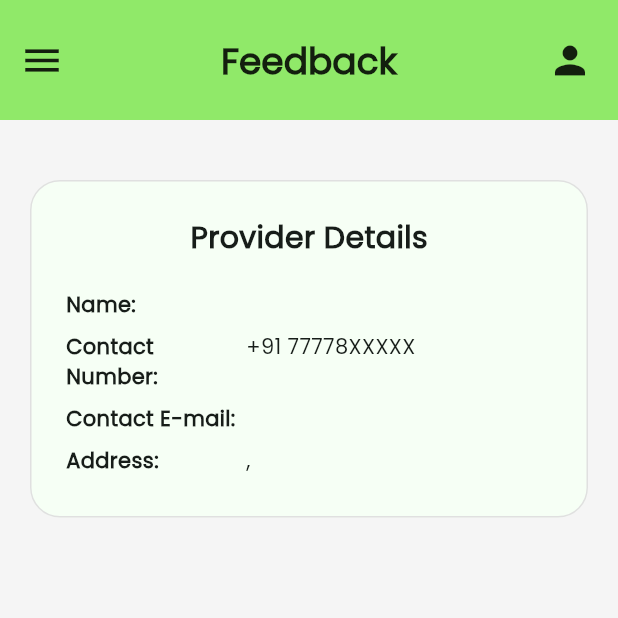
After one commit to 4242x/simplemeals, a Flutter app: the InstitutionDashboard screen opened directly, scrolled down 89 dp, after a tap on "Click to view more →", on a phone screen of 412 x 824 dp, the top half of it. The commit adds this screen. Run offline on Flutter 3.47's test engine with Material 3 defaults, Android fonts, the phone set to English and light mode, and no system bars; our stand-ins replace cloud_firestore, firebase_auth, firebase_core, flutter_gemini; accounts and stored records are empty.

Commit message:
dummy Institution Feedback screen

```diff
--- a/lib/screens/institution/institution_account_screen.dart
+++ b/lib/screens/institution/institution_account_screen.dart
@@ -22,7 +22,6 @@ class _InstitutionAccountScreenState extends State<InstitutionAccountScreen> {
   String _providerContact = 'N/A';
   String _providerEmail = 'N/A';
   String _providerAddress = 'N/A';
-
 
   @override
   void initState() {
--- a/lib/screens/institution/institution_dashboard.dart
+++ b/lib/screens/institution/institution_dashboard.dart
@@ -3,6 +3,7 @@ import 'package:cloud_firestore/cloud_firestore.dart';
 import 'package:firebase_auth/firebase_auth.dart';
 import 'package:simplemeals/landing_page.dart';
 import 'package:simplemeals/screens/institution/institution_account_screen.dart';
+import 'package:simplemeals/screens/institution/institution_feedback.dart';
 import 'package:simplemeals/screens/institution/menu_planner_screen.dart';
 
 class InstitutionDashboard extends StatefulWidget {
@@ -36,8 +37,8 @@ class _InstitutionDashboardState extends State<InstitutionDashboard> {
       final instituteDocFuture = FirebaseFirestore.instance.collection('institutes').doc(user.uid).get();
 
       final results = await Future.wait([userDocFuture, instituteDocFuture]);
-      final userDoc = results[0] as DocumentSnapshot<Map<String, dynamic>>;
-      final instituteDoc = results[1] as DocumentSnapshot<Map<String, dynamic>>;
+      final userDoc = results[0];
+      final instituteDoc = results[1];
 
       if (mounted) {
         setState(() {
@@ -216,7 +217,7 @@ class _InstitutionDashboardState extends State<InstitutionDashboard> {
                   else
                   ..._todaysMenu.entries.map((entry) {
                     return _menuItem(entry.key, entry.value);
-                  }).toList(),
+                  }),
                   const SizedBox(height: 12),
                   Center(
                     child: GestureDetector(
@@ -360,10 +361,16 @@ class _InstitutionDashboardState extends State<InstitutionDashboard> {
                   ),
                 ),
                 const SizedBox(height: 16),
-                const Center(
-                  child: Text(
-                    'Click to view more →',
-                    style: TextStyle(color: Colors.black54),
+                GestureDetector(
+                  onTap: () =>  Navigator.push(
+                context,
+                MaterialPageRoute(builder: (context) => const InstitutionFeedbackScreen()),
+              ),
+                  child: const Center(
+                    child: Text(
+                      'Click to view more →',
+                      style: TextStyle(color: Colors.black54),
+                    ),
                   ),
                 ),
               ],
--- /dev/null
+++ b/lib/screens/institution/institution_feedback.dart
@@ -0,0 +1,195 @@
+import 'package:flutter/material.dart';
+import 'package:cloud_firestore/cloud_firestore.dart';
+import 'package:firebase_auth/firebase_auth.dart';
+
+class InstitutionFeedbackScreen extends StatefulWidget {
+  const InstitutionFeedbackScreen({super.key});
+
+  @override
+  State<InstitutionFeedbackScreen> createState() => _InstitutionFeedbackScreenState();
+}
+
+class _InstitutionFeedbackScreenState extends State<InstitutionFeedbackScreen> {
+  bool _isLoading = true;
+  List<Map<String, dynamic>> _feedbackList = [];
+  Map<String, dynamic>? _providerDetails;
+
+  @override
+  void initState() {
+    super.initState();
+    _fetchData();
+  }
+
+  Future<void> _fetchData() async {
+    final user = FirebaseAuth.instance.currentUser;
+    if (user == null) {
+      if (mounted) setState(() => _isLoading = false);
+      return;
+    }
+
+    try {
+      // Fetch feedback for the current institution
+      final feedbackSnapshot = await FirebaseFirestore.instance
+          .collection('feedback')
+          .where('institutionId', isEqualTo: user.uid)
+          .get();
+
+      _feedbackList = feedbackSnapshot.docs.map((doc) => doc.data()).toList();
+
+      // Fetch provider details
+      final instituteDoc = await FirebaseFirestore.instance.collection('institutes').doc(user.uid).get();
+      final providerId = instituteDoc.data()?['profile']?['providerId'];
+
+      if (providerId != null) {
+        final providerUserDoc = await FirebaseFirestore.instance.collection('users').doc(providerId).get();
+        _providerDetails = providerUserDoc.data();
+      }
+
+      if (mounted) {
+        setState(() => _isLoading = false);
+      }
+    } catch (e) {
+      // ignore: avoid_print
+      print("Error fetching data: $e");
+      if (mounted) setState(() => _isLoading = false);
+    }
+  }
+
+  @override
+  Widget build(BuildContext context) {
+    return Scaffold(
+      backgroundColor: Colors.grey[100],
+      appBar: AppBar(
+        backgroundColor: const Color(0xFF90E969),
+        elevation: 0,
+        toolbarHeight: 80,
+        leading: IconButton(
+          icon: const Icon(Icons.menu, color: Colors.black87, size: 30),
+          onPressed: () {},
+        ),
+        title: const Center(
+          child: Text(
+            'Feedback',
+            style: TextStyle(
+              fontSize: 24,
+              fontWeight: FontWeight.bold,
+              color: Colors.black87,
+            ),
+          ),
+        ),
+        actions: [
+          IconButton(
+            icon: const Icon(Icons.person, color: Colors.black87, size: 30),
+            onPressed: () {},
+          ),
+          const SizedBox(width: 8),
+        ],
+      ),
+      body: _isLoading
+          ? const Center(child: CircularProgressIndicator())
+          : ListView(
+              padding: const EdgeInsets.all(16.0),
+              children: [
+                ..._feedbackList.map((feedback) => _buildFeedbackCard(feedback)),
+                const SizedBox(height: 20),
+                if (_providerDetails != null) _buildProviderDetailsCard(),
+              ],
+            ),
+    );
+  }
+
+  Widget _buildFeedbackCard(Map<String, dynamic> feedback) {
+    final bool isSatisfied = feedback['status'] == 'Satisfied';
+    return Card(
+      color: const Color.fromARGB(255, 246, 255, 245),
+      elevation: 0,
+      shape: RoundedRectangleBorder(
+        borderRadius: BorderRadius.circular(20),
+        side: BorderSide(color: Colors.grey[300]!),
+      ),
+      margin: const EdgeInsets.only(bottom: 16),
+      child: Padding(
+        padding: const EdgeInsets.all(16.0),
+        child: Row(
+          crossAxisAlignment: CrossAxisAlignment.start,
+          children: [
+            const Icon(Icons.account_circle, size: 40, color: Colors.grey),
+            const SizedBox(width: 16),
+            Expanded(
+              child: Column(
+                crossAxisAlignment: CrossAxisAlignment.start,
+                children: [
+                  Text(
+                    feedback['name'] ?? 'N/A',
+                    style: const TextStyle(fontWeight: FontWeight.bold, fontSize: 16),
+                  ),
+                  const SizedBox(height: 4),
+                  Row(
+                    children: [
+                      const Text('Status: '),
+                      Text(
+                        feedback['status'] ?? 'N/A',
+                        style: TextStyle(
+                          color: isSatisfied ? Colors.green : Colors.red,
+                          fontWeight: FontWeight.bold,
+                        ),
+                      ),
+                    ],
+                  ),
+                  const SizedBox(height: 4),
+                  Text('Comments: ${feedback['comments'] ?? 'N/A'}'),
+                ],
+              ),
+            ),
+          ],
+        ),
+      ),
+    );
+  }
+
+  Widget _buildProviderDetailsCard() {
+    return Card(
+      color: const Color.fromARGB(255, 246, 255, 245),
+      elevation: 0,
+      shape: RoundedRectangleBorder(
+        borderRadius: BorderRadius.circular(20),
+        side: BorderSide(color: Colors.grey[300]!),
+      ),
+      child: Padding(
+        padding: const EdgeInsets.all(24.0),
+        child: Column(
+          crossAxisAlignment: CrossAxisAlignment.start,
+          children: [
+            const Center(
+              child: Text(
+                "Provider Details",
+                style: TextStyle(fontSize: 20, fontWeight: FontWeight.bold),
+              ),
+            ),
+            const SizedBox(height: 16),
+            _buildDetailRow('Name:', _providerDetails?['providerId'] ?? 'N/A'),
+            _buildDetailRow('Contact Number:', '+91 77778XXXXX'), // Placeholder
+            _buildDetailRow('Contact E-mail:', _providerDetails?['email']?.replaceFirst('@simplemeals.fake', '') ?? 'N/A'),
+            _buildDetailRow('Address:', '${_providerDetails?['city']}, ${_providerDetails?['state']}'),
+          ],
+        ),
+      ),
+    );
+  }
+
+  Widget _buildDetailRow(String label, String value) {
+    return Padding(
+      padding: const EdgeInsets.symmetric(vertical: 4.0),
+      child: Row(
+        crossAxisAlignment: CrossAxisAlignment.start,
+        children: [
+          SizedBox(
+            width: 120,
+            child: Text(label, style: const TextStyle(fontWeight: FontWeight.bold)),
+          ),
+          Expanded(child: Text(value)),
+        ],
+      ),
+    );
+  }
+}
--- a/lib/screens/institution/login_screen.dart
+++ b/lib/screens/institution/login_screen.dart
@@ -45,7 +45,7 @@ class _InstitutionLoginScreenState extends State<InstitutionLoginScreen> {
       }
 
       final data = snapshot.data();
-      final role = data?['role'] ?? data?['type'] ?? null;
+      final role = data?['role'] ?? data?['type'];
 
       if (role != 'institute') {
         throw Exception("You are not registered as an Institution.");
--- a/lib/screens/institution/menu_planner_screen.dart
+++ b/lib/screens/institution/menu_planner_screen.dart
@@ -15,7 +15,7 @@ class _MenuPlannerScreenState extends State<MenuPlannerScreen> {
   bool _isLoading = true;
   bool _isSaving = false;
   Map<String, dynamic> _providerInventory = {};
-  Map<String, TextEditingController> _menuItemControllers = {};
+  final Map<String, TextEditingController> _menuItemControllers = {};
   final TextEditingController _menuTitleController = TextEditingController();
   String? _nutritionalAnalysis;
 
--- a/lib/screens/provider/provider_dashboard.dart
+++ b/lib/screens/provider/provider_dashboard.dart
@@ -36,8 +36,8 @@ class _ProviderDashboardState extends State<ProviderDashboard> {
 
       final results = await Future.wait([userDocFuture, providerDocFuture]);
 
-      final userDoc = results[0] as DocumentSnapshot<Map<String, dynamic>>;
-      final providerDoc = results[1] as DocumentSnapshot<Map<String, dynamic>>;
+      final userDoc = results[0];
+      final providerDoc = results[1];
 
       if (mounted) {
         final Map<String, dynamic> fullInventory = Map<String, dynamic>.from(providerDoc.data()?['inventory'] ?? {});
@@ -372,7 +372,7 @@ class _ProviderDashboardState extends State<ProviderDashboard> {
                         Colors.grey[200]!,
                       ),
                     );
-                  }).toList(),
+                  }),
                 const SizedBox(height: 12),
                 Center(
                   child: GestureDetector(
--- a/lib/screens/student/login_screen.dart
+++ b/lib/screens/student/login_screen.dart
@@ -46,7 +46,7 @@ class _StudentLoginScreenState extends State<StudentLoginScreen> {
       }
 
       final data = snapshot.data();
-      final role = data?['role'] ?? data?['type'] ?? null;
+      final role = data?['role'] ?? data?['type'];
 
       if (role != 'student') {
         throw Exception("You are not registered as a Student.");
--- a/lib/screens/student/signup_screen.dart
+++ b/lib/screens/student/signup_screen.dart
@@ -74,7 +74,7 @@ class _SignUpScreenState extends State<SignUpScreen> {
           'email': dummyEmail,
           'name': name,
           'instituteId': institutionUid,
-          'age': int.tryParse(age) ?? null,
+          'age': int.tryParse(age),
           'preference': pref,
           'uid': uid,
         });
@@ -83,7 +83,7 @@ class _SignUpScreenState extends State<SignUpScreen> {
           'profile': {
             'name': name,
             'instituteId': institutionUid,
-            'age': int.tryParse(age) ?? null,
+            'age': int.tryParse(age),
             'preference': pref,
           },
           'attendance': {},
--- a/lib/screens/student/student_dashboard.dart
+++ b/lib/screens/student/student_dashboard.dart
@@ -50,8 +50,8 @@ class _StudentDashboardState extends State<StudentDashboard> {
       final studentDocFuture = FirebaseFirestore.instance.collection('students').doc(user.uid).get();
 
       final results = await Future.wait([userDocFuture, studentDocFuture]);
-      final userDoc = results[0] as DocumentSnapshot<Map<String, dynamic>>;
-      final studentDoc = results[1] as DocumentSnapshot<Map<String, dynamic>>;
+      final userDoc = results[0];
+      final studentDoc = results[1];
 
       if (mounted) {
         final attendanceData = studentDoc.data()?['attendance'] as Map<String, dynamic>? ?? {};
```
